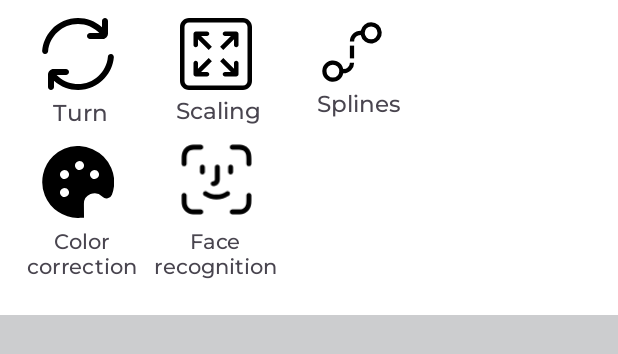
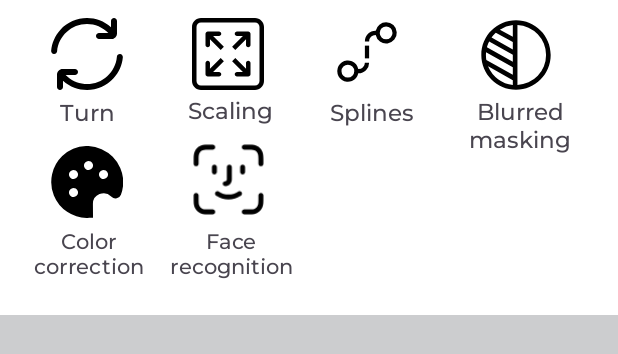
Before and after one commit to 4rsess/firstHitsApp, an Android app: the layout fragment_filter_bottom_sheet.xml on its own in the app's theme, with its tools: preview values and no code run, on a phone screen of 412 x 824 dp. Shown: the top 354 px of the screen. Run offline under Robolectric (Android 15) with nearby library versions, the phone set to English and light mode, and no system bars.

Commit message:
добавил поле для нерезкого маскирования

```diff
--- a/app/src/main/AndroidManifest.xml
+++ b/app/src/main/AndroidManifest.xml
@@ -31,6 +31,7 @@
         <activity android:name=".FourthAlgorithm" android:screenOrientation="portrait"/>
         <activity android:name=".FifthAlgorithm" android:screenOrientation="portrait"/>
         <activity android:name=".StorageUriImage" android:screenOrientation="portrait"/>
+        <activity android:name=".SeventhAlgorithm" android:screenOrientation="portrait"/>
 
         <meta-data
             android:name="preloaded_fonts"
--- a/app/src/main/java/com/example/photoeditorv2/FilterList.kt
+++ b/app/src/main/java/com/example/photoeditorv2/FilterList.kt
@@ -54,6 +54,12 @@ class FilterList : BottomSheetDialogFragment() {
             startActivity(intent)
             dismiss()
         }
+        val filter7 = view.findViewById<ImageView>(R.id.filter7)
+        filter7.setOnClickListener {
+            val intent = Intent(activity, SeventhAlgorithm::class.java)
+            startActivity(intent)
+            dismiss()
+        }
 
         //и тд
     }
--- /dev/null
+++ b/app/src/main/res/drawable/ic_increaseclarity_algorithm.xml
@@ -0,0 +1,5 @@
+<vector xmlns:android="http://schemas.android.com/apk/res/android" android:height="44dp" android:viewportHeight="512" android:viewportWidth="512" android:width="44dp">
+
+    <path android:fillColor="@color/black" android:pathData="M256,16C123.45,16 16,123.45 16,256S123.45,496 256,496 496,388.55 496,256 388.55,16 256,16ZM234,462.85a208.35,208.35 0,0 1,-169.67 -125.9c-0.36,-0.86 -0.71,-1.72 -1.06,-2.59L234,429.94ZM234,393.27L50.89,290.76A209.85,209.85 0,0 1,48 256q0,-9.91 0.92,-19.67L234,339.94ZM234,303.27L54.82,202.96a206.38,206.38 0,0 1,9.51 -27.91Q67.1,168.5 70.3,162.19L234,253.93ZM234,217.25L86.91,134.82a209.42,209.42 0,0 1,22.01 -25.9q3.72,-3.72 7.6,-7.23L234,166.03ZM234,129.54L144.35,80.45A206.95,206.95 0,0 1,234 49.15ZM464,256A207.77,207.77 0,0 1,266 463.76L266,48.24A207.79,207.79 0,0 1,464 256Z"/>
+
+</vector>
--- a/app/src/main/res/layout/fragment_filter_bottom_sheet.xml
+++ b/app/src/main/res/layout/fragment_filter_bottom_sheet.xml
@@ -28,7 +28,7 @@
             android:id="@+id/filter1"
             android:layout_width="wrap_content"
             android:layout_height="wrap_content"
-            android:layout_marginStart="28dp"
+            android:layout_marginStart="34dp"
             android:layout_marginTop="12dp"
             app:layout_constraintStart_toStartOf="parent"
             app:layout_constraintTop_toTopOf="parent"
@@ -38,7 +38,7 @@
             android:id="@+id/filter2"
             android:layout_width="wrap_content"
             android:layout_height="wrap_content"
-            android:layout_marginStart="28dp"
+            android:layout_marginStart="34dp"
             android:layout_marginTop="12dp"
             app:layout_constraintStart_toStartOf="parent"
             app:layout_constraintTop_toBottomOf="@+id/nameFilter1"
@@ -48,7 +48,7 @@
             android:id="@+id/filter3"
             android:layout_width="wrap_content"
             android:layout_height="wrap_content"
-            android:layout_marginStart="44dp"
+            android:layout_marginStart="46dp"
             android:layout_marginTop="12dp"
             app:layout_constraintStart_toEndOf="@+id/filter1"
             app:layout_constraintTop_toTopOf="parent"
@@ -58,7 +58,7 @@
             android:id="@+id/filter4"
             android:layout_width="62dp"
             android:layout_height="62dp"
-            android:layout_marginStart="37dp"
+            android:layout_marginStart="39dp"
             android:layout_marginTop="2dp"
             app:layout_constraintStart_toEndOf="@+id/filter2"
             app:layout_constraintTop_toBottomOf="@+id/nameFilter3"
@@ -68,19 +68,28 @@
             android:id="@+id/filter5"
             android:layout_width="45dp"
             android:layout_height="45dp"
-            android:layout_marginStart="44dp"
+            android:layout_marginStart="46dp"
             android:layout_marginTop="12dp"
             app:layout_constraintStart_toEndOf="@+id/filter3"
             app:layout_constraintTop_toTopOf="parent"
             app:srcCompat="@drawable/ic_splines_algorithm" />
 
+        <ImageView
+            android:id="@+id/filter7"
+            android:layout_width="49dp"
+            android:layout_height="49dp"
+            android:layout_marginStart="52dp"
+            android:layout_marginTop="12dp"
+            app:layout_constraintStart_toEndOf="@+id/filter5"
+            app:layout_constraintTop_toTopOf="parent"
+            app:srcCompat="@drawable/ic_increaseclarity_algorithm" />
 
 
         <TextView
             android:id="@+id/nameFilter1"
             android:layout_width="40dp"
             android:layout_height="20dp"
-            android:layout_marginStart="33dp"
+            android:layout_marginStart="38dp"
             android:layout_marginTop="5dp"
             android:fontFamily="@font/montserrat_medium"
             android:gravity="center"
@@ -93,7 +102,7 @@
             android:id="@+id/nameFilter2"
             android:layout_width="85dp"
             android:layout_height="40dp"
-            android:layout_marginStart="11dp"
+            android:layout_marginStart="16dp"
             android:layout_marginTop="5dp"
             android:fontFamily="@font/montserrat_medium"
             android:gravity="center"
@@ -106,7 +115,7 @@
             android:id="@+id/nameFilter3"
             android:layout_width="wrap_content"
             android:layout_height="wrap_content"
-            android:layout_marginStart="44dp"
+            android:layout_marginStart="47dp"
             android:layout_marginTop="4dp"
             android:fontFamily="@font/montserrat_medium"
             android:gravity="center"
@@ -119,7 +128,7 @@
             android:id="@+id/nameFilter4"
             android:layout_width="85dp"
             android:layout_height="40dp"
-            android:layout_marginStart="4dp"
+            android:layout_marginStart="10dp"
             android:layout_marginBottom="19dp"
             android:fontFamily="@font/montserrat_medium"
             android:gravity="center"
@@ -132,7 +141,7 @@
             android:id="@+id/nameFilter5"
             android:layout_width="wrap_content"
             android:layout_height="wrap_content"
-            android:layout_marginStart="37dp"
+            android:layout_marginStart="38dp"
             android:layout_marginTop="2dp"
             android:layout_marginBottom="122dp"
             android:fontFamily="@font/montserrat_medium"
@@ -142,9 +151,20 @@
             app:layout_constraintBottom_toBottomOf="parent"
             app:layout_constraintStart_toEndOf="@+id/nameFilter3"
             app:layout_constraintTop_toBottomOf="@+id/filter5"
-            app:layout_constraintVertical_bias="0.0" />
+            app:layout_constraintVertical_bias="1.0" />
 
-
+        <TextView
+            android:id="@+id/nameFilter7"
+            android:layout_width="85dp"
+            android:layout_height="38dp"
+            android:layout_marginStart="28dp"
+            android:layout_marginTop="3dp"
+            android:fontFamily="@font/montserrat_medium"
+            android:gravity="center"
+            android:text="@string/name_blurredmasking_algorithm"
+            android:textSize="15sp"
+            app:layout_constraintStart_toEndOf="@+id/nameFilter5"
+            app:layout_constraintTop_toBottomOf="@+id/filter7" />
 
 
     </androidx.constraintlayout.widget.ConstraintLayout>
--- a/app/src/main/res/values/strings.xml
+++ b/app/src/main/res/values/strings.xml
@@ -21,4 +21,6 @@
     <string name="recognizeBtn">RECOGNIZE</string>
     <string name="transformationBtn">TRANSFORMATION</string>
     <string name="clearBtn">CLEAR</string>
+    <string name="IncreaseBtn">INCREASE CLARITY</string>
+    <string name="name_blurredmasking_algorithm">Blurred masking</string>
 </resources>
```
Also changed, not shown: app/src/main/java/com/example/photoeditorv2/SeventhAlgorithm.kt (added, +73 -0 lines), app/src/main/res/layout/main_page_for_seventhalgorithm.xml (added, +73 -0 lines).
